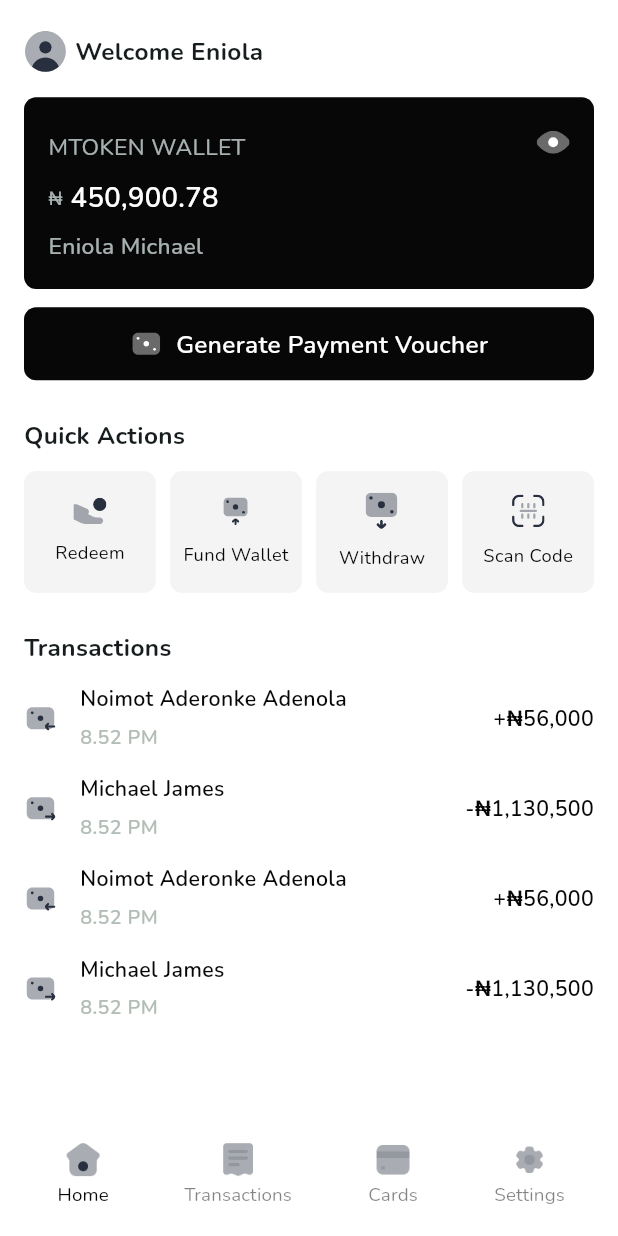
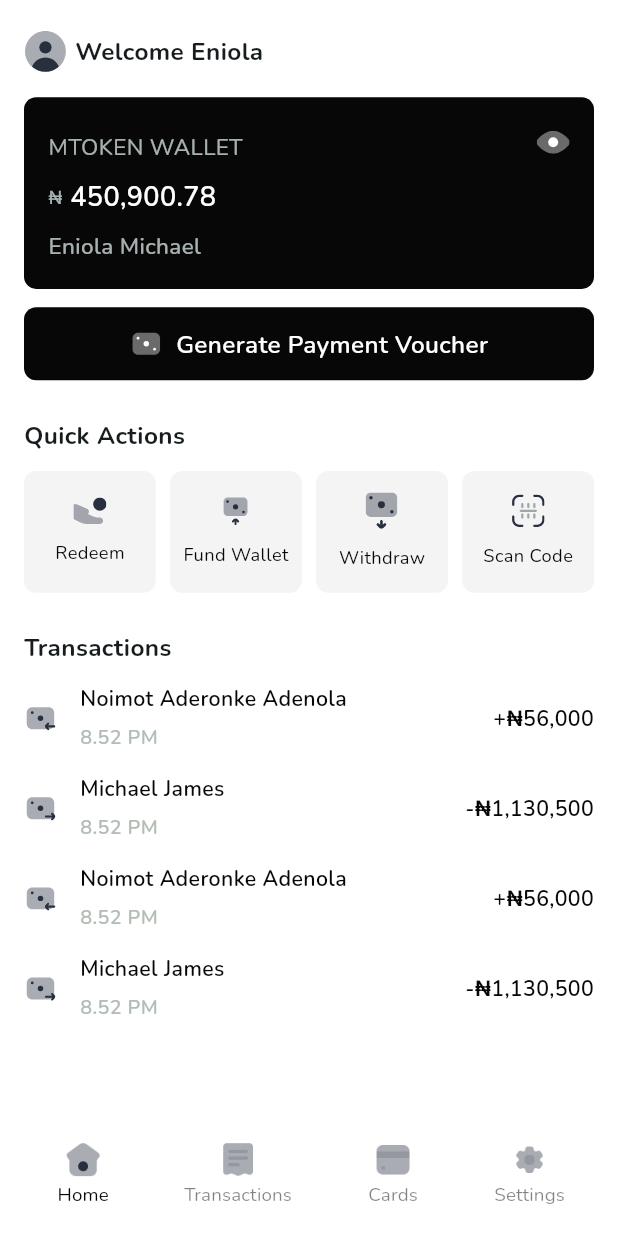
Before and after one commit to nikkieke/okeowo, a Flutter app: the screen it shows after launch, on a phone screen of 412 x 824 dp. Run offline on Flutter 3.47's test engine with Material 2 defaults, Android fonts, the light colour scheme and no system bars; our stand-ins replace flutter_screenutil, flutter_svg, go_router, google_fonts.

Commit message:
adjust dimensions to prevent overflow

```diff
--- a/lib/features/home/presentation/widgets/card_widget.dart
+++ b/lib/features/home/presentation/widgets/card_widget.dart
@@ -14,7 +14,6 @@ class CardWidget extends StatelessWidget {
   @override
   Widget build(BuildContext context) {
     return Container(
-      height: 126.h,
       width: double.maxFinite,
       padding: EdgeInsets.only(top: 22.r, bottom: 16.r, left: 16.r, right: 16.r),
       decoration: BoxDecoration(
@@ -28,10 +27,10 @@ class CardWidget extends StatelessWidget {
           Column(
             crossAxisAlignment: CrossAxisAlignment.start,
             children: [
-              AppText(
+              const AppText(
                 text: "MTOKEN WALLET",
                 color: AppColors.fadedWhite,
-                size: 15.sp,
+                size: 15,
               ),
               SizedBox(
                 height: 8.h,
@@ -42,13 +41,13 @@ class CardWidget extends StatelessWidget {
                   AppText(
                     text: "₦",
                     color: AppColors.fadedWhite,
-                    size: 12.sp,
+                    size: 12,
                     fontFamily: GoogleFonts.inter().fontFamily,
                   ),
-                  AppText(
+                  const AppText(
                     text: " 450,900.78",
                     color: AppColors.starkWhite,
-                    size: 18.sp,
+                    size: 18,
                     fontWeight: FontWeight.w600,
                   ),
                 ],
@@ -56,10 +55,10 @@ class CardWidget extends StatelessWidget {
               SizedBox(
                 height: 8.h,
               ),
-              AppText(
+              const AppText(
                 text: "Eniola Michael",
                 color: AppColors.fadedWhite,
-                size: 15.sp,
+                size: 15,
                 fontWeight: FontWeight.w500,
               ),
             ],
```
